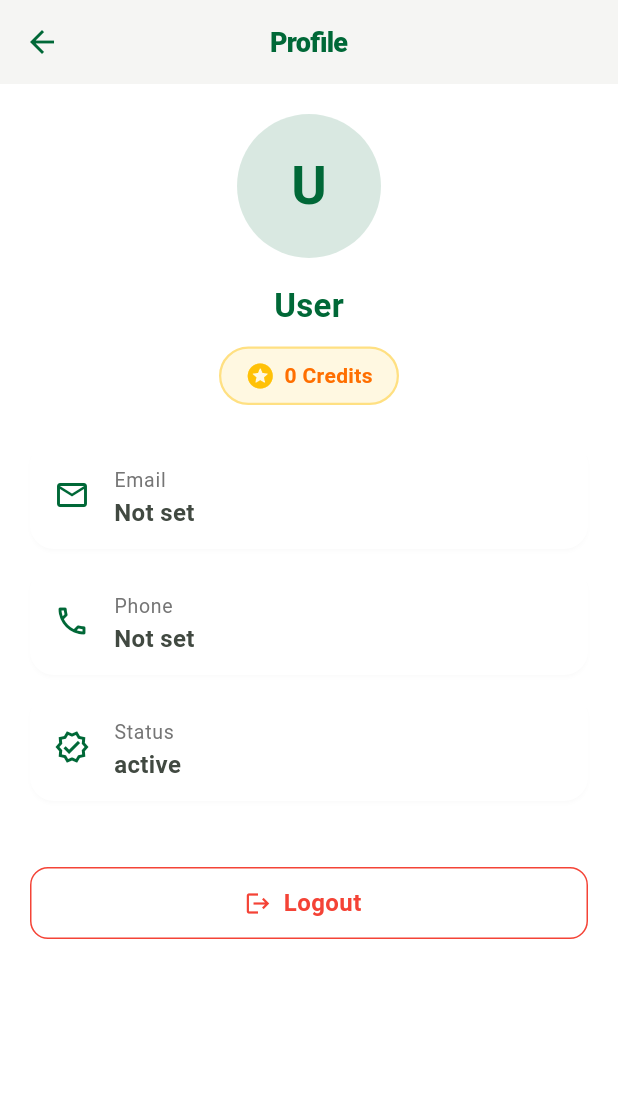
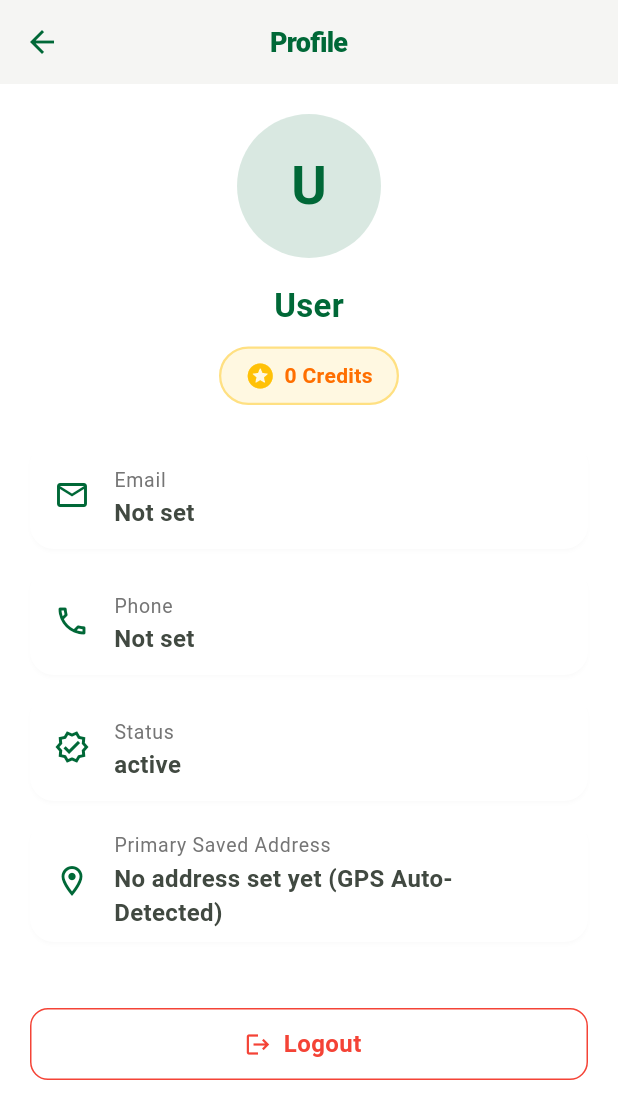
Before and after one commit to teamcloudruletechnologies-ai/service_app_final, a Flutter app: the ProfileScreen screen opened directly, on a phone screen of 412 x 824 dp. Shown: the top 1119 px of the screen. Run offline on Flutter 3.47's test engine with Material 3 defaults, Android fonts, the phone set to English and light mode, and no system bars; our stand-ins replace cached_network_image, firebase_core, firebase_messaging, flutter_local_notifications, flutter_map, geolocator and 5 more; missing offline and left inert: razorpay_flutter; accounts and stored records are empty; network calls fail.

Commit message:
Pushed screenshot fixes: red offers card removed, house field auto-fill, profile address display, address search smart fallbacks, and exact db lat/lng navigation accuracy

```diff
--- a/user_app/lib/screens/home_screen.dart
+++ b/user_app/lib/screens/home_screen.dart
@@ -462,7 +462,6 @@ class _HomeScreenState extends State<HomeScreen> {
                 scrollDirection: Axis.horizontal,
                 padding: const EdgeInsets.symmetric(horizontal: 10),
                 children: [
-                  _buildExploreOffersCard(),
                   CircularCategoryButton(
                     label: 'All',
                     icon: Icons.grid_view,
--- a/user_app/lib/screens/profile_screen.dart
+++ b/user_app/lib/screens/profile_screen.dart
@@ -264,6 +264,13 @@ class ProfileScreen extends StatelessWidget {
           _InfoTile(icon: Icons.email_outlined, label: 'Email', value: user?.email ?? 'Not set'),
           _InfoTile(icon: Icons.phone_outlined, label: 'Phone', value: user?.phone ?? 'Not set'),
           _InfoTile(icon: Icons.verified_outlined, label: 'Status', value: user?.status ?? 'active'),
+          _InfoTile(
+            icon: Icons.location_on_outlined,
+            label: 'Primary Saved Address',
+            value: user?.address != null && user!.address.isNotEmpty
+                ? user.address
+                : 'No address set yet (GPS Auto-Detected)',
+          ),
           const SizedBox(height: 32),
           if (user != null) ...[
             ElevatedButton.icon(
--- a/user_app/lib/screens/user_onboarding_screen.dart
+++ b/user_app/lib/screens/user_onboarding_screen.dart
@@ -131,7 +131,7 @@ class _UserOnboardingScreenState extends State<UserOnboardingScreen> {
         final data = jsonDecode(resp.body) as Map<String, dynamic>;
         final addr = data['address'] as Map<String, dynamic>? ?? {};
 
-        final house = addr['building'] ?? addr['house_number'] ?? addr['road'] ?? '';
+        final house = (addr['building'] ?? addr['house_number'] ?? addr['road'] ?? addr['suburb'] ?? addr['neighbourhood'] ?? (data['display_name'] != null ? data['display_name'].toString().split(',').first : '')).toString();
         final area = addr['suburb'] ?? addr['neighbourhood'] ?? addr['village'] ?? addr['residential'] ?? '';
         final city = addr['city'] ?? addr['town'] ?? addr['municipality'] ?? addr['county'] ?? '';
         final district = addr['state_district'] ?? addr['county'] ?? city;
--- a/worker_app/lib/models/models.dart
+++ b/worker_app/lib/models/models.dart
@@ -151,6 +151,8 @@ class BookingItem {
   final String? otp;
   final double? workerLat;
   final double? workerLng;
+  final double? latitude;
+  final double? longitude;
 
   const BookingItem({
     required this.id,
@@ -171,6 +173,8 @@ class BookingItem {
     this.otp,
     this.workerLat,
     this.workerLng,
+    this.latitude,
+    this.longitude,
   });
 
   factory BookingItem.fromJson(Map<String, dynamic> json) {
@@ -196,6 +200,8 @@ class BookingItem {
       otp: json['otp']?.toString(),
       workerLat: _toDouble(json['worker_lat']),
       workerLng: _toDouble(json['worker_lng']),
+      latitude: _toDouble(json['latitude']),
+      longitude: _toDouble(json['longitude']),
     );
   }
 
--- a/worker_app/lib/screens/worker_booking_detail_screen.dart
+++ b/worker_app/lib/screens/worker_booking_detail_screen.dart
@@ -309,6 +309,8 @@ class _WorkerBookingDetailScreenState extends State<WorkerBookingDetailScreen> {
                           bookingId: b.id,
                           customerName: b.userName ?? 'Customer',
                           customerAddress: b.address!,
+                          initialLat: b.latitude,
+                          initialLng: b.longitude,
                         ),
                       ),
                     );
```
Also changed, not shown: user_app/lib/screens/location_picker_screen.dart (+36 -1 lines), worker_app/lib/screens/worker_in_app_navigation_screen.dart (+16 -0 lines).
